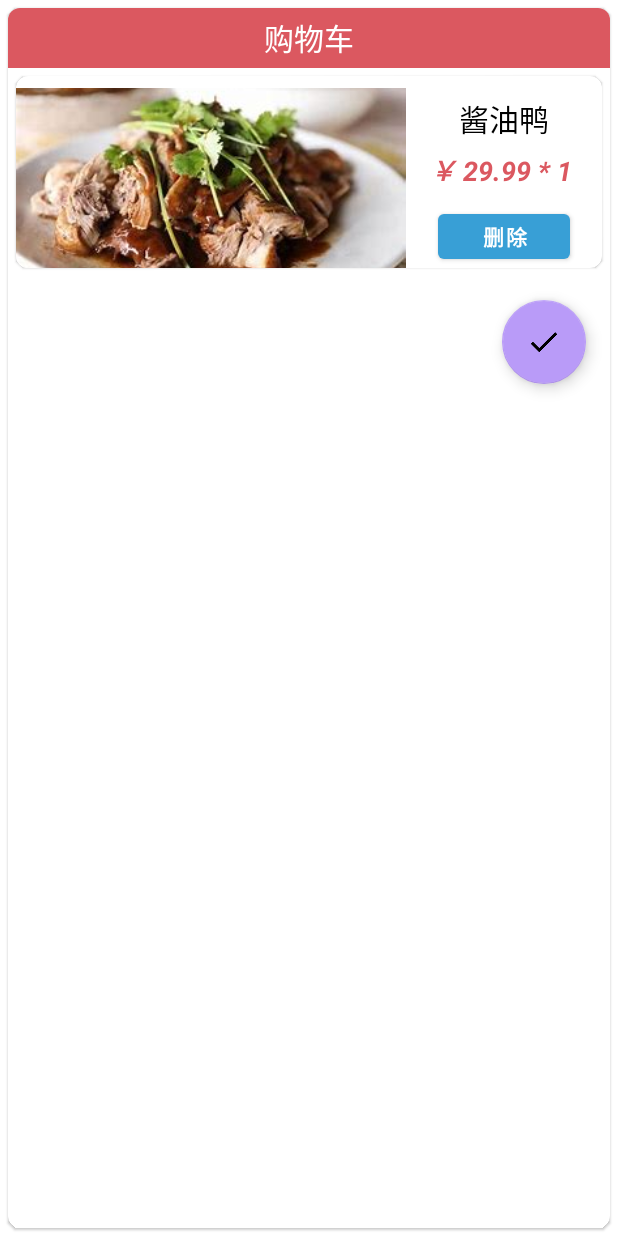
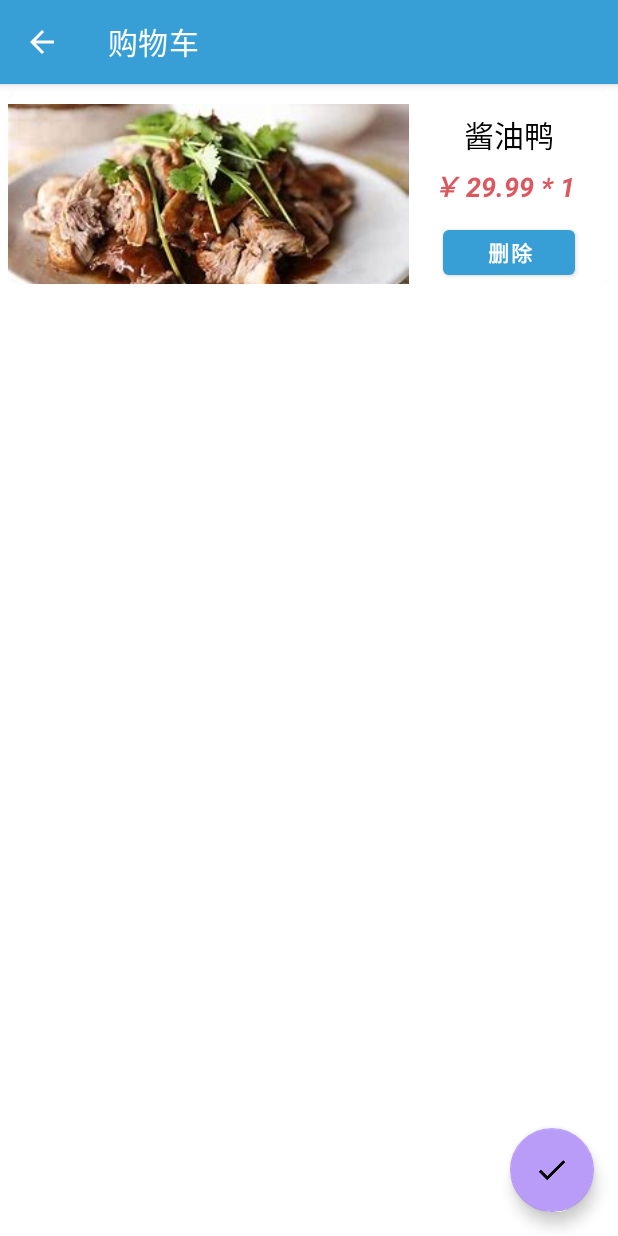
Before and after one commit to MrCoffeeTea/12_OutTake1, an Android app: the CartActivity screen opened directly, with no data from a screen before it, on a phone screen of 412 x 824 dp. Run offline under Robolectric (Android 15) with nearby library versions, the phone set to English and light mode, and no system bars.

Commit message:
3withSQLite

```diff
--- a/app/src/main/AndroidManifest.xml
+++ b/app/src/main/AndroidManifest.xml
@@ -13,14 +13,9 @@
         android:theme="@style/myTheme"
         tools:targetApi="31" >
         <activity
-            android:name=".Payment"
-            android:exported="false" >
-            <meta-data
-                android:name="android.app.lib_name"
-                android:value="" />
-        </activity>
-        <activity
             android:name=".CartActivity"
+            android:label="购物车"
+            android:theme="@style/myTheme"
             android:exported="false" >
             <meta-data
                 android:name="android.app.lib_name"
@@ -28,6 +23,7 @@
         </activity>
         <activity
             android:name=".FoodActivity"
+            android:label="菜品详情"
             android:exported="false"
             android:theme="@style/FoodActivityTheme" >
             <meta-data
@@ -36,6 +32,7 @@
         </activity>
         <activity
             android:name=".MainActivity"
+            android:label="超级外卖"
             android:exported="true"
             android:theme="@style/myTheme" >
             <intent-filter>
--- a/app/src/main/java/com/example/a12_outtake/CartActivity.kt
+++ b/app/src/main/java/com/example/a12_outtake/CartActivity.kt
@@ -6,6 +6,10 @@ import android.os.Bundle
 import androidx.recyclerview.widget.GridLayoutManager
 import kotlinx.android.synthetic.main.activity_cart.*
 import kotlinx.android.synthetic.main.activity_main.*
+import kotlin.concurrent.thread
+
+//cart刷新后导致购物车情况
+//cart的删除按钮未完成
 
 class CartActivity : AppCompatActivity() {
 
@@ -13,6 +17,16 @@ class CartActivity : AppCompatActivity() {
     override fun onCreate(savedInstanceState: Bundle?) {
         super.onCreate(savedInstanceState)
         setContentView(R.layout.activity_cart)
+
+        //设置ToolBar
+        setSupportActionBar(cartToolbar)
+        supportActionBar?.setDisplayHomeAsUpEnabled(true)       //home键显示出来
+
+  //失败
+//        cartNavView.setOnClickListener{
+//            intent = Intent(this,MainActivity::class.java)
+//            startActivity(intent)
+//        }
 
         //从CartData获取购物车数据
         val foodList = CartData.items
@@ -22,10 +36,31 @@ class CartActivity : AppCompatActivity() {
         val adapter = CartAdapter(this, foodList)
         cartRecyclerView.adapter = adapter
 
+        cartSwipeRefresh.setColorSchemeResources(androidx.appcompat.R.color.abc_background_cache_hint_selector_material_dark)
+        cartSwipeRefresh.setOnRefreshListener {
+            refreshCart(adapter)
+        }
+
 
         //确认订单按钮:跳转到订单页面
         cartGoToOrder.setOnClickListener{
 
         }
     }
+
+
+    //刷新
+    private fun refreshCart(adapter: CartAdapter){
+
+        thread {
+            Thread.sleep(2000)
+            runOnUiThread {
+                adapter.notifyDataSetChanged()              //adapter数据已经修改，通知
+                swipeRefresh.isRefreshing = false
+            }
+        }
+
+    }
+
+
 }
--- a/app/src/main/java/com/example/a12_outtake/CartAdapter.kt
+++ b/app/src/main/java/com/example/a12_outtake/CartAdapter.kt
@@ -52,18 +52,27 @@ class CartAdapter(val context: Context, val foodList: Map<Food, Int>) : Recycler
     override fun onBindViewHolder(holder: ViewHolder, position: Int) {
 
         val food = foodList.keys.toList()[position]
-        val num = foodList[food]
+        var num = foodList[food]
 
         holder.foodName.text = food.name
         holder.foodPrice.text = "￥ ${food.price.toString()}"
         holder.foodNumber.text = " * $num"
         Glide.with(context).load(food.imageId).into(holder.foodImage)
 
-        //删除food
+        //删除food：数量减1或者去除
         holder.deleteFood.setOnClickListener {
+
+
+//            if(holder.foodNumber.text.toString().toInt() > 1){
+//                num?.minus(1)
+//                holder.foodNumber.text = " * ${num}"
+//            }else{
+//                CartData.items.remove(food)        //删除food
+//                Toast.makeText(holder.itemView.context, "成功删除", Toast.LENGTH_SHORT).show()
+//            }
+            CartData.items.remove(food)
             Toast.makeText(holder.itemView.context, "成功删除", Toast.LENGTH_SHORT).show()
-
-            CartData.items.remove(food)        //删除food
+            //如何修改UI把food从购物车删除呢？
 
         }
     }
--- a/app/src/main/res/layout/activity_cart.xml
+++ b/app/src/main/res/layout/activity_cart.xml
@@ -1,32 +1,50 @@
+<?xml version="1.0" encoding="utf-8"?>
 
-<!--列表项内容使用卡片式布局-->
-<com.google.android.material.card.MaterialCardView xmlns:android="http://schemas.android.com/apk/res/android"
+<androidx.drawerlayout.widget.DrawerLayout
+    xmlns:android="http://schemas.android.com/apk/res/android"
+    xmlns:app="http://schemas.android.com/apk/res-auto"
+    xmlns:tools="http://schemas.android.com/tools"
     android:layout_width="match_parent"
     android:layout_height="match_parent"
-    xmlns:app="http://schemas.android.com/apk/res-auto"
-    android:layout_margin="5dp"
-    app:cardCornerRadius="8dp">
+    tools:context=".CartActivity"
+    android:id="@+id/CartDrawerLayout">
 
-<LinearLayout
+    <!--    CoordinatorLayout监听子布局滚动,阻止遮挡现象-->
+    <androidx.coordinatorlayout.widget.CoordinatorLayout
         android:layout_width="match_parent"
-    android:layout_height="wrap_content"
-    android:orientation="vertical">
-
-    <TextView
-        android:layout_width="match_parent"
-        android:layout_height="40dp"
-        android:textSize="20dp"
-        android:background="#db5860"
-        android:gravity="center_horizontal|center_vertical"
-        android:textColor="#fff"
-        android:text="购物车" />
+        android:layout_height="match_parent">
 
 
+        <!--appBar会监听子控件滚动事件,滚动时隐藏toolbar-->
+        <com.google.android.material.appbar.AppBarLayout
+            android:layout_width="match_parent"
+            android:layout_height="wrap_content">
+
+            <androidx.appcompat.widget.Toolbar
+                android:id="@+id/cartToolbar"
+                android:layout_width="match_parent"
+                android:layout_height="?attr/actionBarSize"
+                android:background="?attr/colorPrimary"
+                android:theme="@style/ThemeOverlay.AppCompat.Dark.ActionBar"
+                app:popupTheme="@style/ThemeOverlay.AppCompat.Light"
+                app:layout_scrollFlags="scroll|enterAlways|snap" />
+
+        </com.google.android.material.appbar.AppBarLayout>
+
+        <!--下拉刷新控件-->
+        <androidx.swiperefreshlayout.widget.SwipeRefreshLayout
+            android:layout_width="match_parent"
+            android:layout_height="match_parent"
+            android:id="@+id/cartSwipeRefresh"
+            app:layout_behavior="@string/appbar_scrolling_view_behavior" >
+            <!--联动滚动，不会和toolbar相互遮挡，只有CoordinatorLayout直接子控件可以使用-->
 
             <androidx.recyclerview.widget.RecyclerView
                 android:layout_width="match_parent"
                 android:layout_height="match_parent"
                 android:id="@+id/cartRecyclerView"/>
+
+        </androidx.swiperefreshlayout.widget.SwipeRefreshLayout>
 
         <com.google.android.material.floatingactionbutton.FloatingActionButton
             android:id="@+id/cartGoToOrder"
@@ -35,11 +53,21 @@
             android:layout_gravity="end|bottom"
             android:layout_margin="16dp"
             android:elevation="16dp"
-        android:src="@drawable/ic_done" />
+            android:src="@drawable/ic_done"
+            tools:ignore="SpeakableTextPresentCheck" />
+        <!--忽略speakabletext未设置的警告-->
+
+    </androidx.coordinatorlayout.widget.CoordinatorLayout>
 
 
-</LinearLayout>
+    <!--    滑动菜单栏,设定菜单页面的菜单和头部-->
+    <com.google.android.material.navigation.NavigationView
+        android:layout_width="match_parent"
+        android:layout_height="match_parent"
+        android:id="@+id/cartNavView"
+        android:layout_gravity="start"
+        app:menu="@menu/nav_menu"
+        app:headerLayout="@layout/nav_header" />
 
-    <!--悬浮按钮-->
 
-</com.google.android.material.card.MaterialCardView>
+</androidx.drawerlayout.widget.DrawerLayout>
```
Lines whose indentation alone changed are shown as unchanged.
